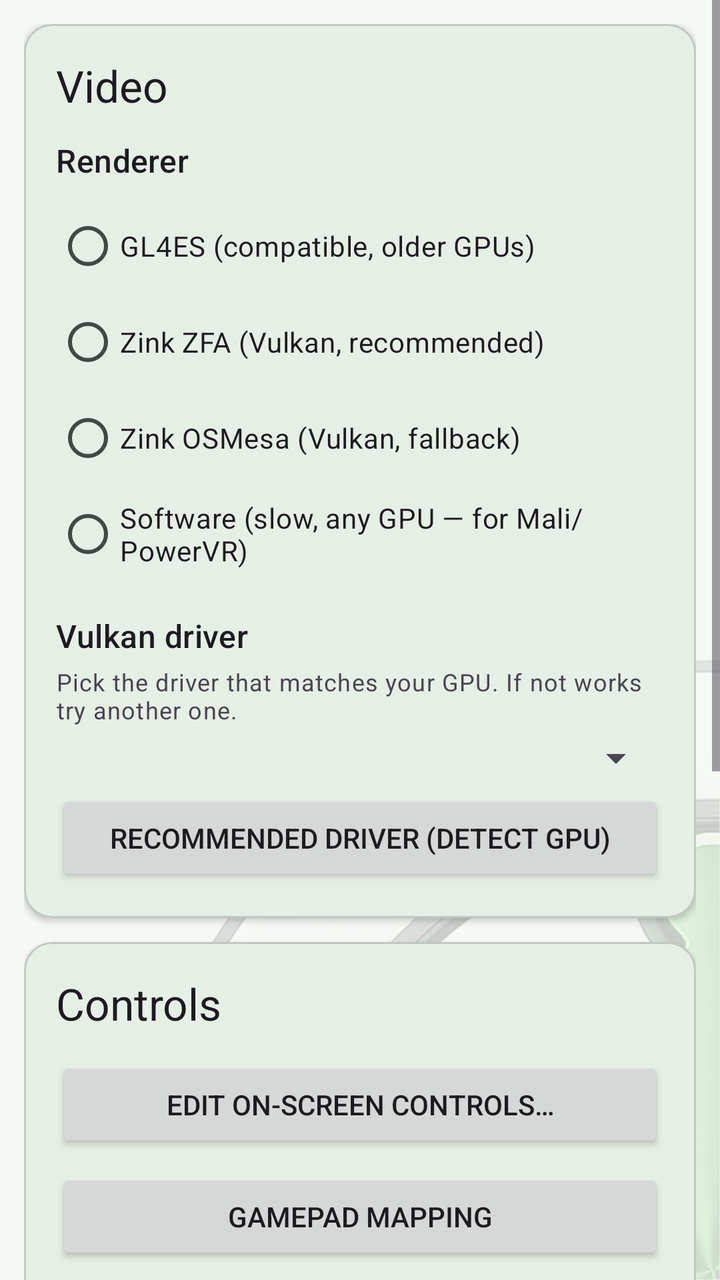
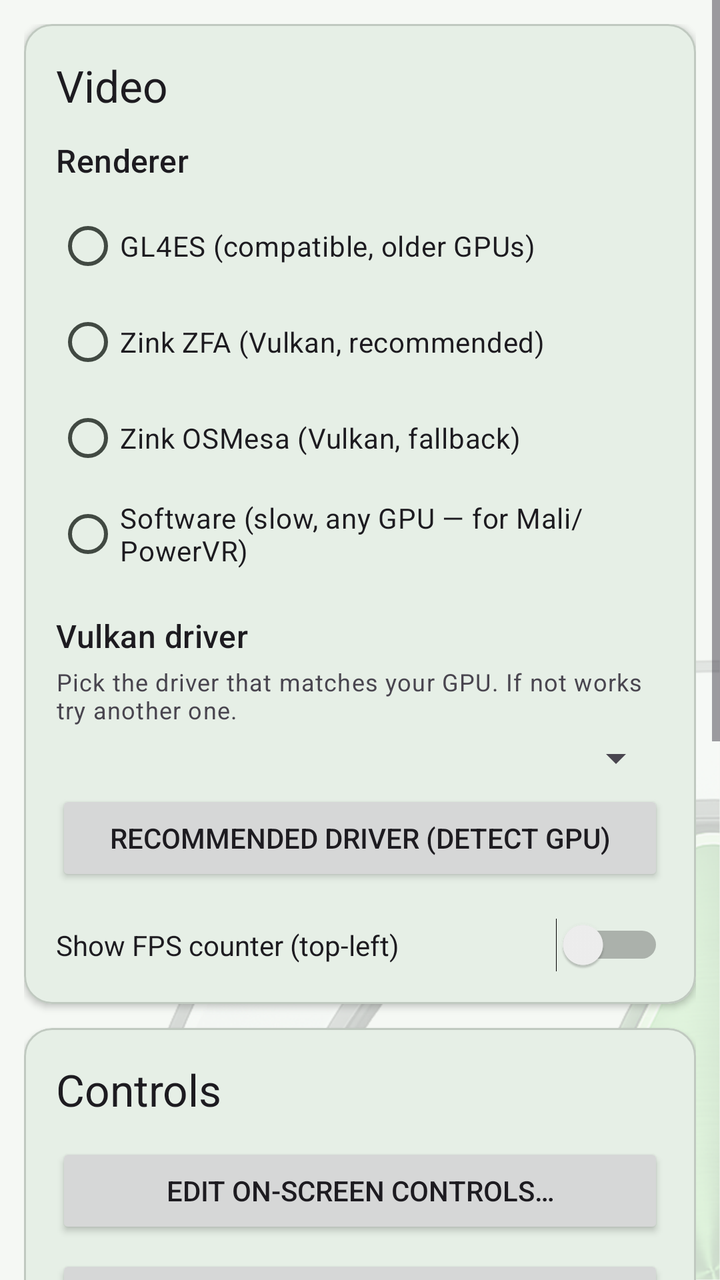

The first picture is an Android layout as it rendered before a commit; the second is the same layout after the commit. The layout source and the unified diff follow.
<!-- AndroidManifest.xml: application theme AppTheme -->
<!-- res/layout/fragment_settings.xml -->
<?xml version="1.0" encoding="utf-8"?>
<ScrollView xmlns:android="http://schemas.android.com/apk/res/android"
    xmlns:app="http://schemas.android.com/apk/res-auto"
    android:layout_width="match_parent"
    android:layout_height="match_parent">

  <LinearLayout
    android:layout_width="match_parent"
    android:layout_height="wrap_content"
    android:orientation="vertical"
    android:padding="12dp">

    
    <com.google.android.material.card.MaterialCardView
        android:layout_width="match_parent"
        android:layout_height="wrap_content"
        android:layout_marginBottom="12dp"
        app:cardCornerRadius="14dp"
        app:cardElevation="2dp">

      <LinearLayout
          android:layout_width="match_parent"
          android:layout_height="wrap_content"
          android:orientation="vertical"
          android:padding="16dp">

        <TextView
            android:layout_width="wrap_content"
            android:layout_height="wrap_content"
            android:text="@string/card_video"
            android:textAppearance="?attr/textAppearanceTitleLarge"
            android:layout_marginBottom="12dp" />

        <TextView
            android:layout_width="wrap_content"
            android:layout_height="wrap_content"
            android:text="@string/renderer"
            android:textAppearance="?attr/textAppearanceTitleMedium"
            android:layout_marginBottom="8dp" />

        <RadioGroup
            android:id="@+id/rg_renderer"
            android:layout_width="wrap_content"
            android:layout_height="wrap_content"
            android:layout_marginBottom="16dp">

          <RadioButton
              android:id="@+id/rb_gl4es"
              android:layout_width="wrap_content"
              android:layout_height="wrap_content"
              android:text="@string/gl4es_label" />

          <RadioButton
              android:id="@+id/rb_zink_zfa"
              android:layout_width="wrap_content"
              android:layout_height="wrap_content"
              android:text="@string/zink_zfa_label" />

          <RadioButton
              android:id="@+id/rb_zink_osmesa"
              android:layout_width="wrap_content"
              android:layout_height="wrap_content"
              android:text="@string/zink_osmesa_label" />

          <RadioButton
              android:id="@+id/rb_softpipe"
              android:layout_width="wrap_content"
              android:layout_height="wrap_content"
              android:text="@string/softpipe_label" />
        </RadioGroup>

        <TextView
            android:layout_width="wrap_content"
            android:layout_height="wrap_content"
            android:text="@string/vulkan_driver"
            android:textAppearance="?attr/textAppearanceTitleMedium"
            android:layout_marginBottom="4dp" />

        <TextView
            android:layout_width="wrap_content"
            android:layout_height="wrap_content"
            android:text="@string/vulkan_driver_hint"
            android:textAppearance="?attr/textAppearanceBodySmall"
            android:layout_marginBottom="4dp" />

        <Spinner
            android:id="@+id/spinner_vulkan_driver"
            android:layout_width="match_parent"
            android:layout_height="wrap_content"
            android:layout_marginBottom="4dp" />

        <Button
            android:id="@+id/btn_recommend_driver"
            android:layout_width="match_parent"
            android:layout_height="wrap_content"
            android:text="@string/driver_recommend"
            android:textSize="14dp" />
      </LinearLayout>
    </com.google.android.material.card.MaterialCardView>

    
    <com.google.android.material.card.MaterialCardView
        android:layout_width="match_parent"
        android:layout_height="wrap_content"
        android:layout_marginBottom="12dp"
        app:cardCornerRadius="14dp"
        app:cardElevation="2dp">

      <LinearLayout
          android:layout_width="match_parent"
          android:layout_height="wrap_content"
          android:orientation="vertical"
          android:padding="16dp">

        <TextView
            android:layout_width="wrap_content"
            android:layout_height="wrap_content"
            android:text="@string/card_controls"
            android:textAppearance="?attr/textAppearanceTitleLarge"
            android:layout_marginBottom="12dp" />

        <Button
            android:id="@+id/btn_edit_controls"
            android:layout_width="match_parent"
            android:layout_height="wrap_content"
            android:text="@string/edit_controls" />

        <Button
            android:id="@+id/btn_gamepad_mapper"
            android:layout_width="match_parent"
            android:layout_height="wrap_content"
            android:layout_marginTop="8dp"
            android:text="@string/gamepad_mapper_settings_btn" />

        <Switch
            android:id="@+id/sw_haptic"
            android:layout_width="match_parent"
            android:layout_height="wrap_content"
            android:layout_marginTop="16dp"
            android:text="@string/haptic_label" />

        <Switch
            android:id="@+id/sw_drag_pan"
            android:layout_width="match_parent"
            android:layout_height="wrap_content"
            android:layout_marginTop="12dp"
            android:text="@string/drag_pan_label" />
      </LinearLayout>
    </com.google.android.material.card.MaterialCardView>

    
    <com.google.android.material.card.MaterialCardView
        android:layout_width="match_parent"
        android:layout_height="wrap_content"
        android:layout_marginBottom="12dp"
        app:cardCornerRadius="14dp"
        app:cardElevation="2dp">

      <LinearLayout
          android:layout_width="match_parent"
          android:layout_height="wrap_content"
          android:orientation="vertical"
          android:padding="16dp">

        <TextView
            android:layout_width="wrap_content"
            android:layout_height="wrap_content"
            android:text="@string/card_sound"
            android:textAppearance="?attr/textAppearanceTitleLarge"
            android:layout_marginBottom="12dp" />

        <Button
            android:id="@+id/btn_steam_spike"
            android:layout_width="match_parent"
            android:layout_height="wrap_content"
            android:text="@string/sound_generate" />

        <TextView
            android:layout_width="match_parent"
            android:layout_height="wrap_content"
            android:text="@string/sound_generate_note"
            android:textAppearance="?attr/textAppearanceBodySmall"
            android:layout_marginTop="4dp"
            android:layout_marginBottom="8dp" />

        <Switch
            android:id="@+id/sw_audio"
            android:layout_width="match_parent"
            android:layout_height="wrap_content"
            android:layout_marginTop="4dp"
            android:text="@string/audio_label" />
      </LinearLayout>
    </com.google.android.material.card.MaterialCardView>

    
    <com.google.android.material.card.MaterialCardView
        android:layout_width="match_parent"
        android:layout_height="wrap_content"
        android:layout_marginBottom="12dp"
        app:cardCornerRadius="14dp"
        app:cardElevation="2dp">

      <LinearLayout
          android:layout_width="match_parent"
          android:layout_height="wrap_content"
          android:orientation="vertical"
          android:padding="16dp">

        
        <TextView
            android:id="@+id/tv_advanced_header"
            android:layout_width="match_parent"
            android:layout_height="wrap_content"
            android:text="@string/card_advanced"
            android:textAppearance="?attr/textAppearanceTitleLarge"
            android:drawableEnd="@android:drawable/arrow_down_float"
            android:clickable="true"
            android:focusable="true" />

        <LinearLayout
            android:id="@+id/ll_advanced_content"
            android:layout_width="match_parent"
            android:layout_height="wrap_content"
            android:orientation="vertical"
            android:visibility="gone">

          <Switch
              android:id="@+id/sw_debug"
              android:layout_width="match_parent"
              android:layout_height="wrap_content"
              android:layout_marginTop="12dp"
              android:text="@string/debug_mode" />

          <Switch
              android:id="@+id/sw_compat_mode"
              android:layout_width="match_parent"
              android:layout_height="wrap_content"
              android:layout_marginTop="12dp"
              android:text="@string/compat_mode_label" />

          <TextView
              android:layout_width="match_parent"
              android:layout_height="wrap_content"
              android:layout_marginTop="2dp"
              android:textAppearance="?attr/textAppearanceBodySmall"
              android:alpha="0.7"
              android:text="@string/compat_mode_hint" />

          <TextView
              android:layout_width="wrap_content"
              android:layout_height="wrap_content"
              android:layout_marginTop="16dp"
              android:text="@string/env_section_header"
              android:textAppearance="?attr/textAppearanceTitleMedium" />

          <TextView
              android:layout_width="match_parent"
              android:layout_height="wrap_content"
              android:text="@string/env_vars_hint"
              android:textAppearance="?attr/textAppearanceBodySmall"
              android:layout_marginBottom="4dp" />

          <EditText
              android:id="@+id/et_env_vars"
              android:layout_width="match_parent"
              android:layout_height="wrap_content"
              android:fontFamily="monospace"
              android:textSize="13sp"
              android:inputType="textNoSuggestions|textMultiLine|textVisiblePassword"
              android:hint="@string/env_vars_hint_example" />

          
          <Switch
              android:id="@+id/sw_strict_barriers"
              android:layout_width="wrap_content"
              android:layout_height="wrap_content"
              android:text="@string/strict_barriers"
              android:visibility="gone" />

          <Button
              android:id="@+id/btn_smoketest"
              android:layout_width="wrap_content"
              android:layout_height="wrap_content"
              android:text="@string/smoketest_label"
              android:visibility="gone" />

          <Button
              android:id="@+id/btn_steam_dl"
              android:layout_width="wrap_content"
              android:layout_height="wrap_content"
              android:text="@string/steam_dl_label"
              android:visibility="gone" />

          <TextView
              android:id="@+id/tv_steam_dl_status"
              android:layout_width="match_parent"
              android:layout_height="wrap_content"
              android:textIsSelectable="true"
              android:visibility="gone"
              android:textSize="12sp" />

          
          <LinearLayout
              android:layout_width="match_parent"
              android:layout_height="wrap_content"
              android:orientation="vertical"
              android:visibility="gone">

            <TextView
                android:id="@+id/tv_render_scale_label"
                android:layout_width="wrap_content"
                android:layout_height="wrap_content"
                android:text="Render scale: 60%"
                android:textAppearance="?attr/textAppearanceTitleMedium" />

            <SeekBar
                android:id="@+id/sb_render_scale"
                android:layout_width="match_parent"
                android:layout_height="wrap_content"
                android:max="33"
                android:progress="5" />
          </LinearLayout>
        </LinearLayout>
      </LinearLayout>
    </com.google.android.material.card.MaterialCardView>

  </LinearLayout>
</ScrollView>
<!-- resources referenced by this layout -->
<resources>
  <string name="audio_label">Game sound</string>
  <string name="card_advanced">Advanced</string>
  <string name="card_controls">Controls</string>
  <string name="card_sound">Sound</string>
  <string name="card_video">Video</string>
  <string name="compat_mode_hint">Turn on if the game won\'t start (black screen / stuck on loading). A bit slower, but helps it launch on some devices.</string>
  <string name="compat_mode_label">Compatibility mode</string>
  <string name="debug_mode">Debug mode (verbose log)</string>
  <string name="drag_pan_label">Drag the map with a finger to pan</string>
  <string name="driver_recommend">Recommended driver (detect GPU)</string>
  <string name="edit_controls">Edit on-screen controls…</string>
  <string name="env_section_header">Environment variables</string>
  <string name="env_vars_hint">KEY=VALUE pairs (space-separated), applied on launch and overriding the defaults. For diagnostics tests — leave empty unless you know what you\'re doing. </string>
  <string name="env_vars_hint_example">e.g. BOX64_DYNAREC_ALIGNED_ATOMICS=1</string>
  <string name="gamepad_mapper_settings_btn">Gamepad mapping</string>
  <string name="gl4es_label">GL4ES (compatible, older GPUs)</string>
  <string name="haptic_label">Vibrate on button press</string>
  <string name="renderer">Renderer</string>
  <string name="smoketest_label">Test software renderer (OSMesa)</string>
  <string name="softpipe_label">Software (slow, any GPU — for Mali/PowerVR)</string>
  <string name="sound_generate">Install game sound</string>
  <string name="steam_dl_label">Steam download spike (RimWorld)</string>
  <string name="strict_barriers">Interpreter mode (test — VERY slow, diagnostic for save corruption)</string>
  <string name="vulkan_driver">Vulkan driver</string>
  <string name="vulkan_driver_hint">Pick the driver that matches your GPU. If not works try another one.</string>
  <string name="zink_osmesa_label">Zink OSMesa (Vulkan, fallback)</string>
  <string name="zink_zfa_label">Zink ZFA (Vulkan, recommended)</string>
  <color name="rd_primary">#2E7D32</color>
  <color name="rd_primary_container">#B4F0B6</color>
  <color name="rd_on_primary_container">#00210A</color>
  <color name="md_theme_secondary">#4F6354</color>
  <color name="md_theme_onSecondary">#FFFFFF</color>
  <color name="md_theme_secondaryContainer">#D2E8D6</color>
  <color name="md_theme_onSecondaryContainer">#0E1F14</color>
  <color name="md_theme_tertiary">#3A656E</color>
  <color name="md_theme_onTertiary">#FFFFFF</color>
  <color name="md_theme_tertiaryContainer">#BEEAF5</color>
  <color name="md_theme_onTertiaryContainer">#001F25</color>
  <color name="md_theme_error">#BA1A1A</color>
  <color name="md_theme_onError">#FFFFFF</color>
  <color name="md_theme_errorContainer">#FFDAD6</color>
  <color name="md_theme_onErrorContainer">#410002</color>
  <color name="md_theme_background">#F5F8F4</color>
  <color name="md_theme_onBackground">#181D18</color>
  <color name="md_theme_surface">#F5F8F4</color>
  <color name="md_theme_onSurface">#181D18</color>
  <color name="md_theme_surfaceVariant">#DCE5DC</color>
  <color name="md_theme_onSurfaceVariant">#414942</color>
  <color name="md_theme_outlineVariant">#C0C9C0</color>
  <color name="md_theme_inverseSurface">#2D322E</color>
  <color name="md_theme_inverseOnSurface">#EFF1EB</color>
  <color name="md_theme_inversePrimary">#86D88A</color>
  <color name="md_theme_surfaceDim">#D5DBD3</color>
  <color name="md_theme_surfaceBright">#F5F8F4</color>
  <color name="md_theme_surfaceContainerLowest">#FFFFFF</color>
  <color name="md_theme_surfaceContainerLow">#EFF2EC</color>
  <color name="md_theme_surfaceContainer">#E9ECE6</color>
  <color name="md_theme_surfaceContainerHigh">#E4E7E1</color>
  <color name="md_theme_surfaceContainerHighest">#DEE1DB</color>
  <!-- unchanged entries left out for length: 8 -->
</resources>

<!-- the commit's change to res/layout/fragment_settings.xml (unified diff, before → after) -->
@@ -95,6 +95,13 @@
             android:layout_height="wrap_content"
             android:text="@string/driver_recommend"
             android:textSize="14dp" />
+
+        <Switch
+            android:id="@+id/sw_show_fps"
+            android:layout_width="match_parent"
+            android:layout_height="wrap_content"
+            android:layout_marginTop="16dp"
+            android:text="@string/show_fps_label" />
       </LinearLayout>
     </com.google.android.material.card.MaterialCardView>
 
<!-- resource entries referenced after the edit -->
@@ -18,6 +18,7 @@
   <string name="gl4es_label">GL4ES (compatible, older GPUs)</string>
   <string name="haptic_label">Vibrate on button press</string>
   <string name="renderer">Renderer</string>
+  <string name="show_fps_label">Show FPS counter (top-left)</string>
   <string name="smoketest_label">Test software renderer (OSMesa)</string>
   <string name="softpipe_label">Software (slow, any GPU — for Mali/PowerVR)</string>
   <string name="sound_generate">Install game sound</string>
